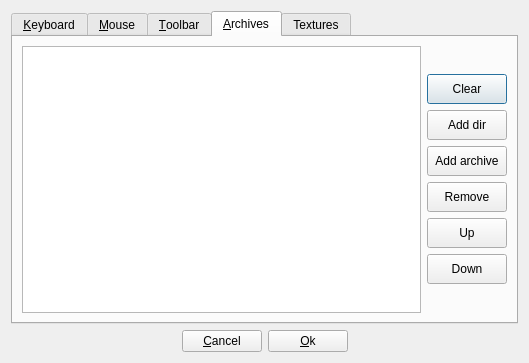
Qt form new_map_editor/preferences.ui (xaphier/Eternal-Lands) before a commit.
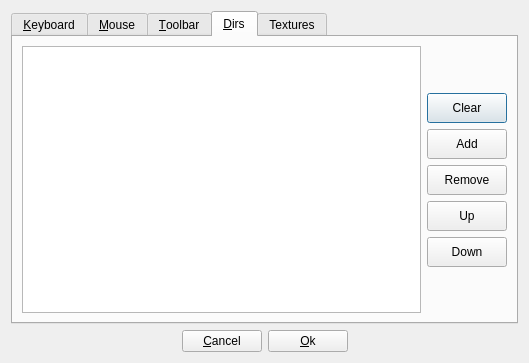
The same form after that commit. The open tabs and pages were chosen to show the change. Icons and pictures are not drawn.

The edit to the form file:
```diff
--- a/new_map_editor/preferences.ui
+++ b/new_map_editor/preferences.ui
@@ -322,7 +322,7 @@
         <normaloff>:/icons/folder.png</normaloff>:/icons/folder.png</iconset>
       </attribute>
       <attribute name="title">
-       <string>&amp;Archives</string>
+       <string>&amp;Dirs</string>
       </attribute>
       <layout class="QHBoxLayout" name="horizontalLayout_5">
        <item>
@@ -369,7 +369,7 @@
             </size>
            </property>
            <property name="text">
-            <string>Add dir</string>
+            <string>Add</string>
            </property>
            <property name="icon">
             <iconset resource="icons/resourcen.qrc">
@@ -378,24 +378,7 @@
           </widget>
          </item>
          <item>
-          <widget class="QPushButton" name="archives_add_archive">
-           <property name="minimumSize">
-            <size>
-             <width>0</width>
-             <height>30</height>
-            </size>
-           </property>
-           <property name="text">
-            <string>Add archive</string>
-           </property>
-           <property name="icon">
-            <iconset resource="icons/resourcen.qrc">
-             <normaloff>:/icons/gtk-add.png</normaloff>:/icons/gtk-add.png</iconset>
-           </property>
-          </widget>
-         </item>
-         <item>
-          <widget class="QPushButton" name="archives_remove">
+          <widget class="QPushButton" name="dirs_remove">
            <property name="minimumSize">
             <size>
              <width>0</width>
```
Left out of the diff: 10 changed lines with no effect on the pictures.
